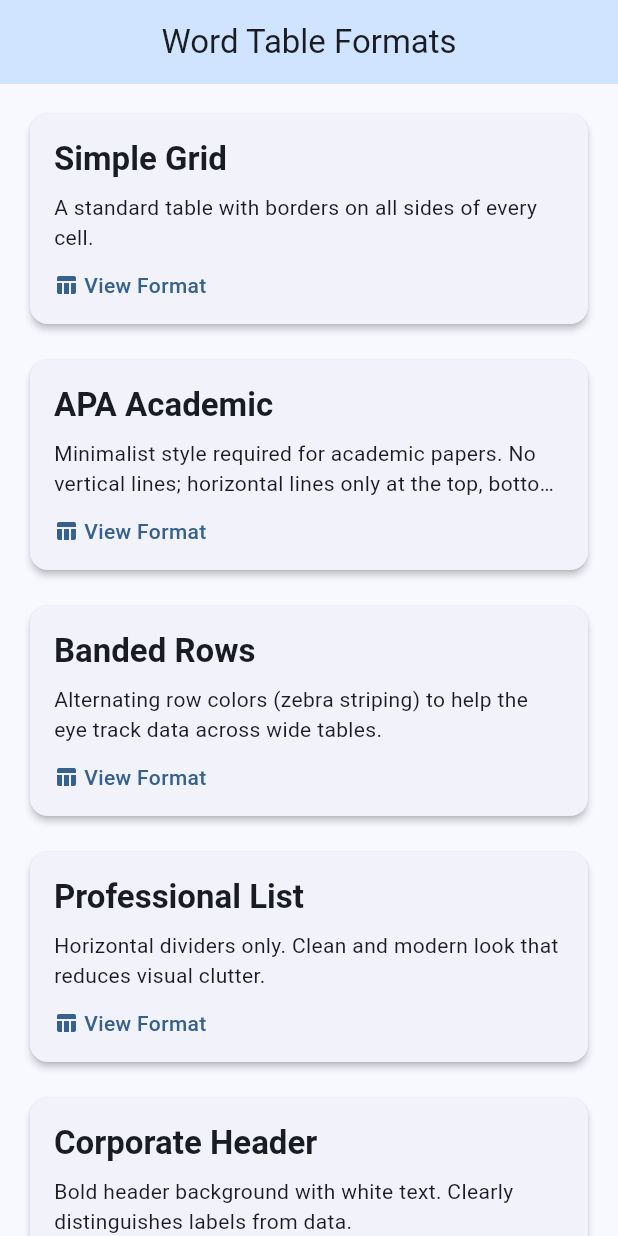
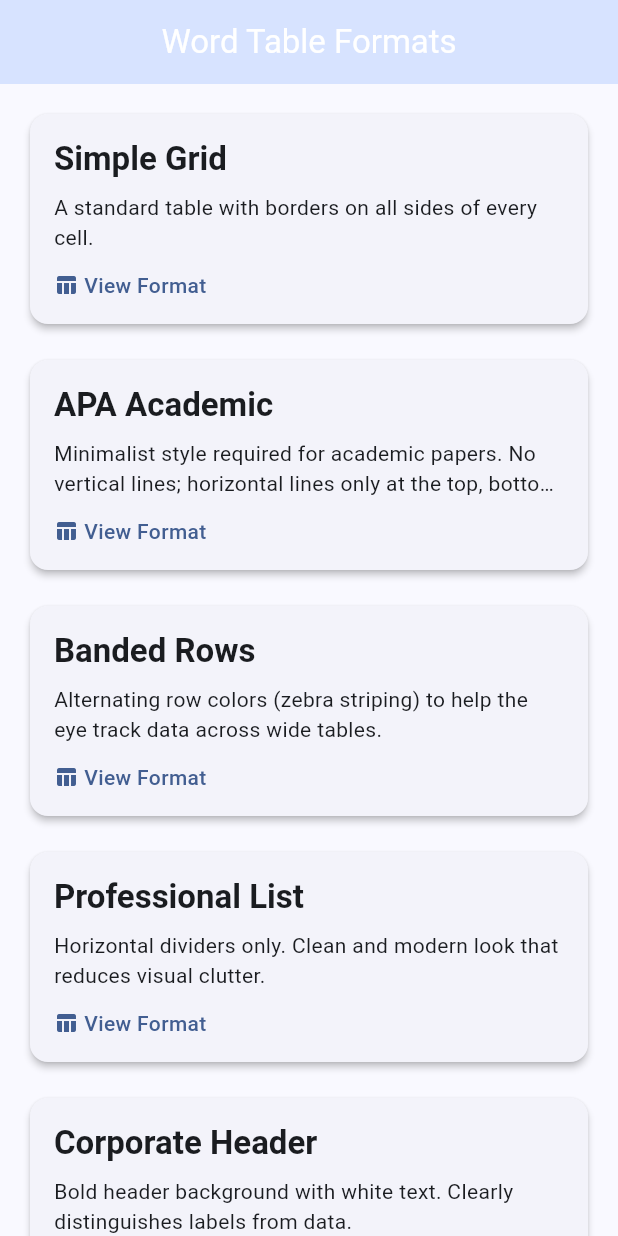
Before and after one commit to could-ai/019ae277-2196-7bca-9d03-e1aa811c6b36, a Flutter app: the screen it shows after launch, on a phone screen of 412 x 824 dp. Run offline on Flutter 3.47's test engine with Material 3 defaults, Android fonts, the phone set to English and light mode, and no system bars.

Commit message:
Updated theme to use Microsoft Word brand blue color for better branding alignment.; Added modernMinimalist to TableType enum.; Added Modern Minimalist table style to the data list.; Implemented Modern Minimalist table renderer with no borders and subtle headers.; Added 'Copy Steps' Floating Action Button to copy instructions to clipboard. Added instruction logic for Modern Minimalist style.

```diff
--- a/usr/lib/data/table_data.dart
+++ b/usr/lib/data/table_data.dart
@@ -36,4 +36,11 @@ final List<TableStyle> tableStyles = [
     usage: 'Business presentations, marketing materials, and executive summaries.',
     type: TableType.colorfulHeader,
   ),
+  const TableStyle(
+    id: '6',
+    name: 'Modern Minimalist',
+    description: 'No borders, just generous spacing and subtle alignment. Relies on whitespace to separate data.',
+    usage: 'Design-heavy documents, portfolios, and clean aesthetic reports.',
+    type: TableType.modernMinimalist,
+  ),
 ];
--- a/usr/lib/main.dart
+++ b/usr/lib/main.dart
@@ -14,11 +14,14 @@ class MyApp extends StatelessWidget {
       title: 'Word Table Formats',
       debugShowCheckedModeBanner: false,
       theme: ThemeData(
-        colorScheme: ColorScheme.fromSeed(seedColor: Colors.blue),
+        // Using Microsoft Word's iconic blue as the seed color
+        colorScheme: ColorScheme.fromSeed(seedColor: const Color(0xFF2B579A)),
         useMaterial3: true,
         appBarTheme: const AppBarTheme(
           centerTitle: true,
           elevation: 0,
+          foregroundColor: Colors.white,
+          backgroundColor: Color(0xFF2B579A),
         ),
       ),
       initialRoute: '/',
--- a/usr/lib/models/table_style.dart
+++ b/usr/lib/models/table_style.dart
@@ -21,4 +21,5 @@ enum TableType {
   professionalReport,
   bandedRows,
   colorfulHeader,
+  modernMinimalist, // Added new type
 }
```
Also changed, not shown: usr/lib/screens/table_detail_screen.dart (+33 -0 lines), usr/lib/widgets/word_table_renderer.dart (+22 -1 lines).
